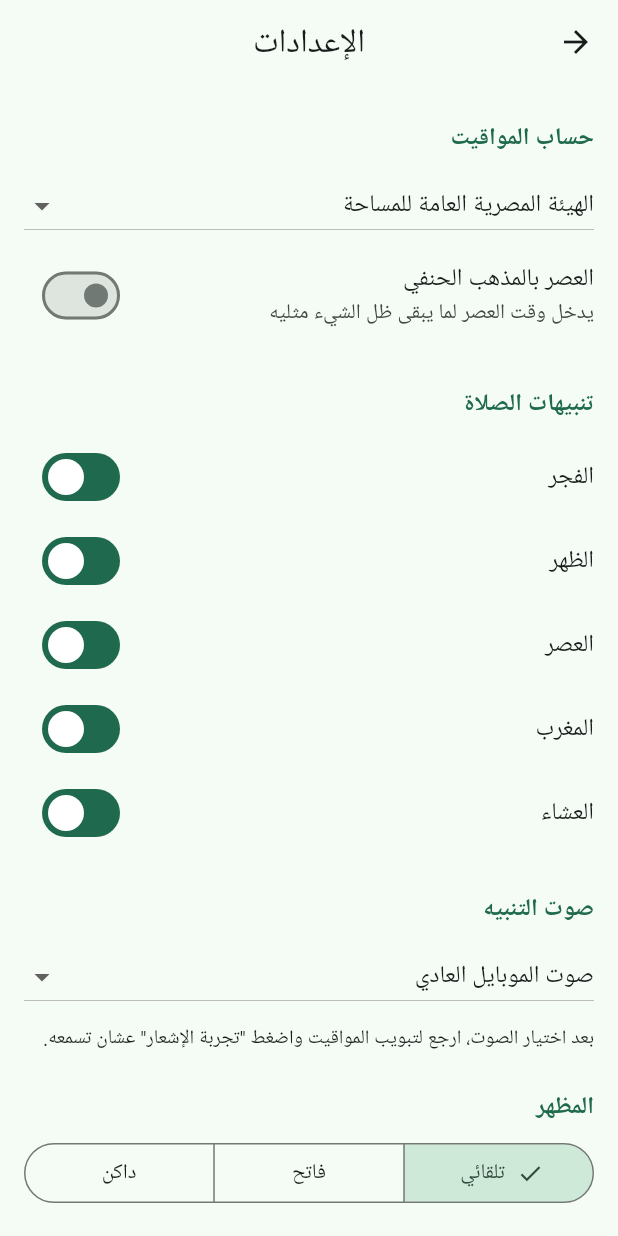
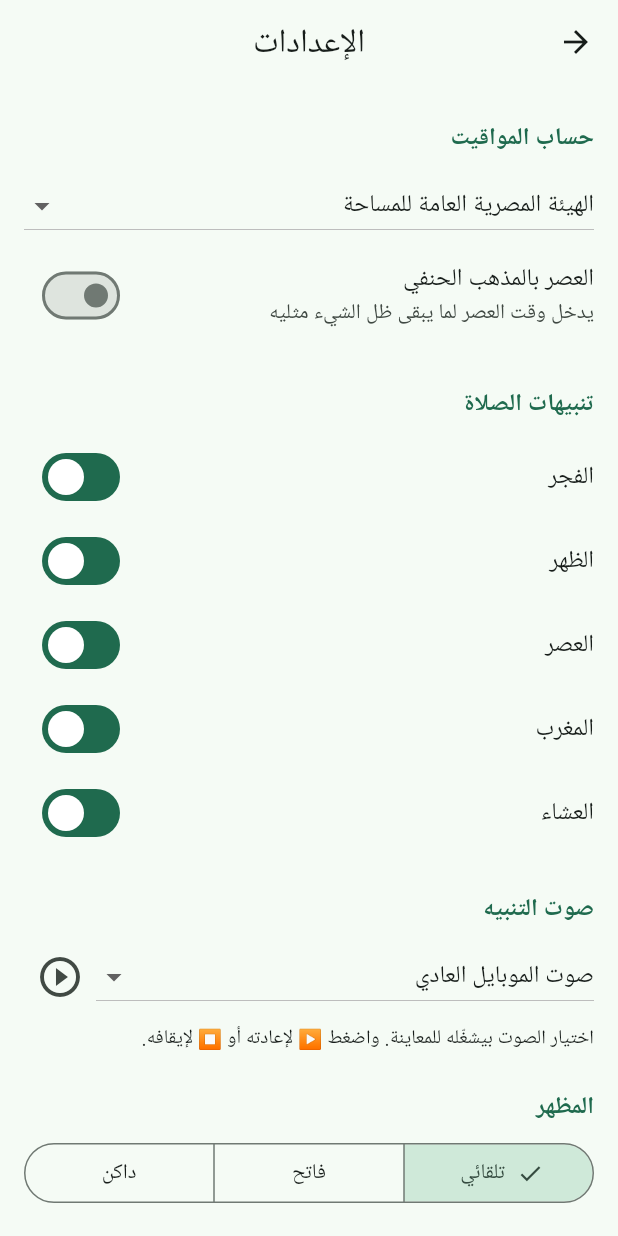
Before and after one commit to mohamed81829/AL-ARQAM, a Flutter app: the screen it shows after launch, after a tap on the "settings" icon, on a phone screen of 412 x 824 dp. Run offline on Flutter 3.47's test engine with Material 3 defaults, Android fonts, the phone set to English and light mode, and no system bars; our stand-ins replace adhan, flutter_compass, flutter_local_notifications, flutter_tts, geolocator, just_audio and 3 more.

Commit message:
Implement audio preview for notification sounds
Added audio preview functionality for notification sounds in settings.

```diff
--- a/lib/screens/settings_screen.dart
+++ b/lib/screens/settings_screen.dart
@@ -1,6 +1,10 @@
+import 'dart:async';
+
 import 'package:flutter/material.dart';
+import 'package:just_audio/just_audio.dart';
 
 import '../services/app_settings.dart';
+import '../services/notification_service.dart';
 
 class SettingsScreen extends StatefulWidget {
   const SettingsScreen({super.key});
@@ -10,6 +14,52 @@ class SettingsScreen extends StatefulWidget {
 }
 
 class _SettingsScreenState extends State<SettingsScreen> {
+  final AudioPlayer _player = AudioPlayer();
+  StreamSubscription<PlayerState>? _sub;
+  bool _playing = false;
+
+  @override
+  void initState() {
+    super.initState();
+    _sub = _player.playerStateStream.listen((s) {
+      final playing =
+          s.playing && s.processingState != ProcessingState.completed;
+      if (mounted && playing != _playing) {
+        setState(() => _playing = playing);
+      }
+    });
+  }
+
+  @override
+  void dispose() {
+    _sub?.cancel();
+    _player.dispose();
+    super.dispose();
+  }
+
+  void _snack(String text) {
+    ScaffoldMessenger.of(context)
+      ..hideCurrentSnackBar()
+      ..showSnackBar(SnackBar(content: Text(text)));
+  }
+
+  Future<void> _preview(String key) async {
+    try {
+      await _player.stop();
+      if (key == 'default') {
+        final ok = await NotificationService.showNow();
+        if (!ok && mounted) {
+          _snack('الإشعارات غير مفعّلة. تأكد من السماح بها في إعدادات الموبايل.');
+        }
+        return;
+      }
+      await _player.setAsset('assets/adhan/adhan_$key.mp3');
+      unawaited(_player.play());
+    } catch (_) {
+      if (mounted) _snack('تعذر تشغيل المعاينة.');
+    }
+  }
+
   Widget _header(String text) {
     final theme = Theme.of(context);
     return Padding(
@@ -73,6 +123,9 @@ class _SettingsScreenState extends State<SettingsScreen> {
           _header('صوت التنبيه'),
           Padding(
             padding: const EdgeInsets.symmetric(horizontal: 16),
+            child: Row(
+              children: [
+                Expanded(
                   child: DropdownButton<String>(
                     isExpanded: true,
                     value: AppSettings.sound,
@@ -89,14 +142,33 @@ class _SettingsScreenState extends State<SettingsScreen> {
                       setState(() {
                         AppSettings.setSound(v);
                       });
+                      _preview(v);
                     },
+                  ),
+                ),
+                IconButton(
+                  tooltip: _playing ? 'إيقاف' : 'معاينة',
+                  iconSize: 32,
+                  icon: Icon(
+                    _playing
+                        ? Icons.stop_circle_outlined
+                        : Icons.play_circle_outline,
+                  ),
+                  onPressed: () {
+                    if (_playing) {
+                      _player.stop();
+                    } else {
+                      _preview(AppSettings.sound);
+                    }
+                  },
+                ),
+              ],
             ),
           ),
           const Padding(
             padding: EdgeInsets.fromLTRB(16, 8, 16, 0),
             child: Text(
-              'بعد اختيار الصوت، ارجع لتبويب المواقيت واضغط "تجربة الإشعار" '
-              'عشان تسمعه.',
+              'اختيار الصوت بيشغّله للمعاينة. واضغط ▶ لإعادته أو ⏹ لإيقافه.',
               style: TextStyle(fontSize: 13),
             ),
           ),
```
Lines whose indentation alone changed are shown as unchanged.
